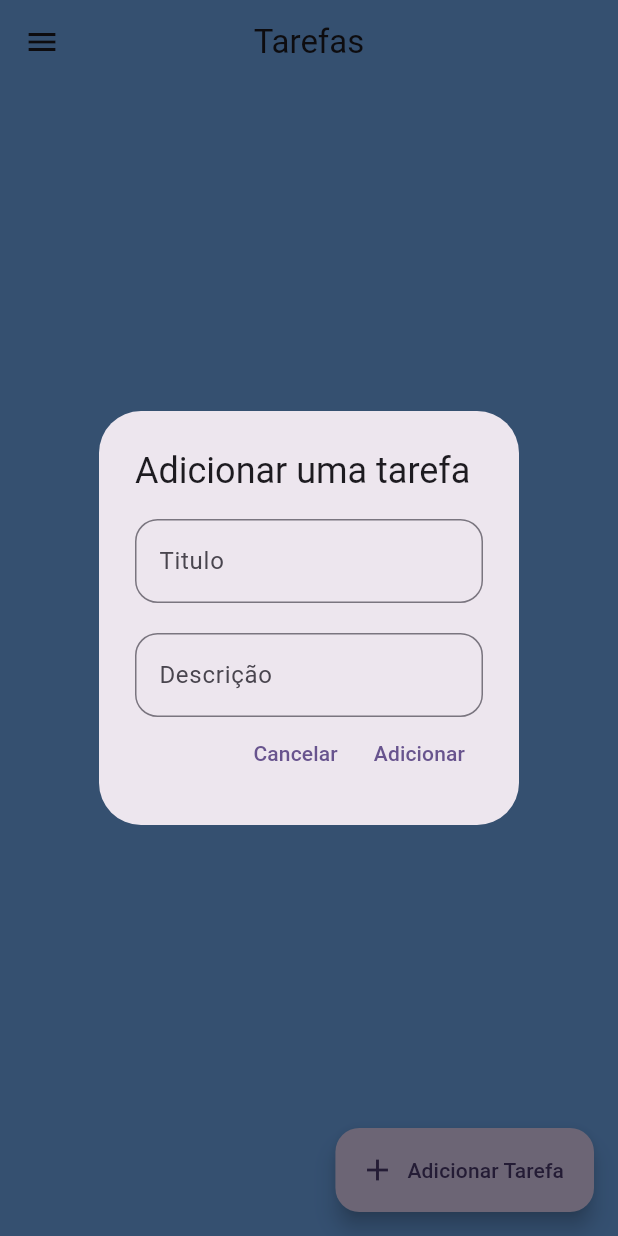
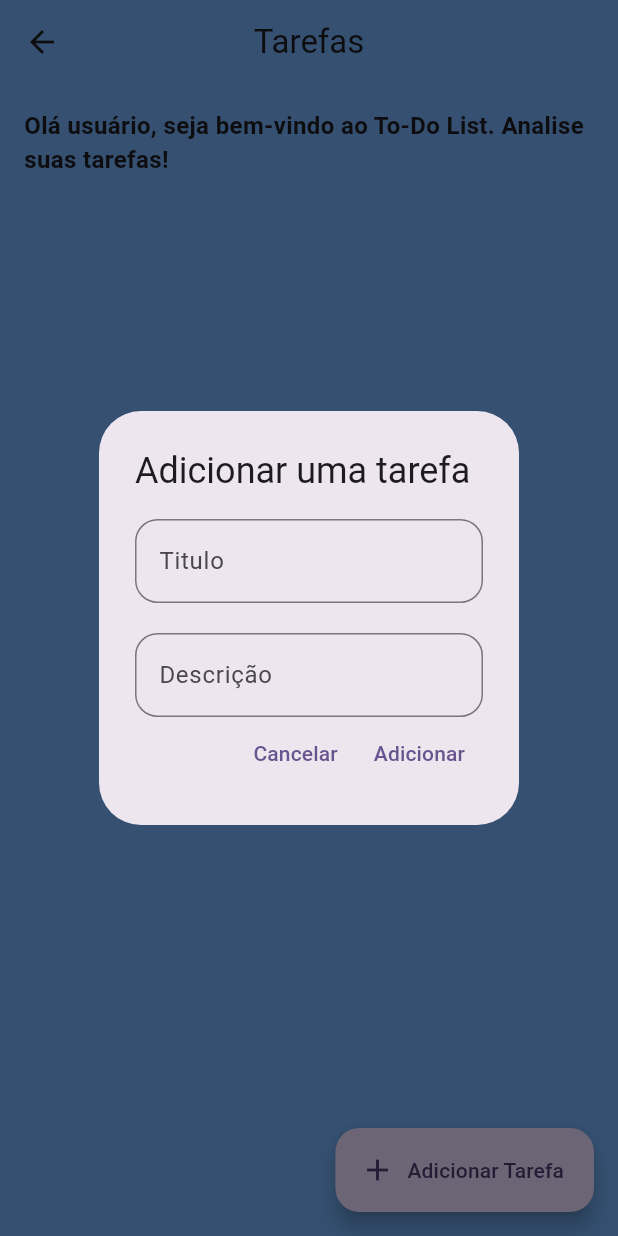
Before and after one commit to Zorzan99/to_do_list_bloc, a Flutter app: the HomePage screen opened by its route, after a tap on "Adicionar Tarefa", on a phone screen of 412 x 824 dp. Run offline on Flutter 3.47's test engine with Material 3 defaults, Android fonts, the phone set to English and light mode, and no system bars; our stand-ins replace bloc, cloud_firestore, firebase_auth, firebase_core, flutter_bloc; missing offline and left inert: validatorless; accounts and stored records are empty.

Commit message:
Refactor: Refatoracao de partes do codigo

```diff
--- a/lib/pages/home/home_page.dart
+++ b/lib/pages/home/home_page.dart
@@ -4,9 +4,7 @@ import 'package:flutter_bloc/flutter_bloc.dart';
 import 'package:to_do_list_bloc/pages/home/home_cubit.dart';
 import 'package:to_do_list_bloc/pages/home/home_state.dart';
 import 'package:to_do_list_bloc/pages/home/widgets/float_button_home.dart';
-import 'package:to_do_list_bloc/pages/home/widgets/home_drawer.dart';
 import 'package:to_do_list_bloc/pages/home/widgets/todo_list.dart';
-import 'package:to_do_list_bloc/routes/routes.dart';
 
 class HomePage extends StatefulWidget {
   const HomePage({Key? key}) : super(key: key);
@@ -30,20 +28,22 @@ class _HomePageState extends State<HomePage> {
   Widget build(BuildContext context) {
     return Scaffold(
       backgroundColor: const Color(0XFF73AEF5),
-      drawer: HomeDrawer(
-        title: 'Bem-vindo, ${_auth.currentUser!.displayName}',
-        perfilTitle: 'Meu perfil',
-        exitTitle: "Sair",
-        onTapPerfil: () {},
-        onPressedExit: () => Navigator.of(context)
-            .pushNamedAndRemoveUntil(Routes.loginRoute, (route) => false),
-      ),
       appBar: AppBar(
         backgroundColor: Colors.transparent,
         centerTitle: true,
         title: const Text('Tarefas'),
       ),
-      body: BlocConsumer<HomeCubit, HomeState>(
+      body: Column(
+        crossAxisAlignment: CrossAxisAlignment.center,
+        children: [
+          const Padding(
+            padding: EdgeInsets.all(16.0),
+            child: Text(
+              'Olá usuário, seja bem-vindo ao To-Do List. Analise suas tarefas!',
+              style: TextStyle(fontSize: 16.0, fontWeight: FontWeight.bold),
+            ),
+          ),
+          BlocConsumer<HomeCubit, HomeState>(
             listener: (context, state) {
               if (state is EditHome) {
                 ScaffoldMessenger.of(context).showSnackBar(
@@ -62,7 +62,7 @@ class _HomePageState extends State<HomePage> {
                     content: Column(
                       mainAxisSize: MainAxisSize.min,
                       children: [
-                    Text('Tarefa excluida com sucesso'),
+                        Text('Tarefa excluída com sucesso'),
                       ],
                     ),
                     backgroundColor: Colors.redAccent,
@@ -72,13 +72,17 @@ class _HomePageState extends State<HomePage> {
             },
             builder: (context, state) {
               if (state is LoadingHome) {
-            return const Center(
+                return const Expanded(
+                  child: Center(
                     child: CircularProgressIndicator(),
+                  ),
                 );
               } else if (state is LoadedHome) {
                 if (state.tasks.isEmpty) {
-              return const Center(
+                  return const Expanded(
+                    child: Center(
                       child: Text('Lista de tarefas vazia'),
+                    ),
                   );
                 } else {
                   return TodoList(tasks: state.tasks);
@@ -88,8 +92,10 @@ class _HomePageState extends State<HomePage> {
                   child: Text('Erro: ${state.message}'),
                 );
               } else if (state is DeleteHome && state.taskAtt.isEmpty) {
-            return const Center(
+                return const Expanded(
+                  child: Center(
                     child: Text('Lista de tarefas vazia'),
+                  ),
                 );
               } else if (state is DeleteHome) {
                 return TodoList(tasks: state.taskAtt);
@@ -99,6 +105,8 @@ class _HomePageState extends State<HomePage> {
               return const SizedBox.shrink();
             },
           ),
+        ],
+      ),
       floatingActionButton: const FloatButtonHome(),
     );
   }
--- a/lib/pages/home/widgets/todo_list.dart
+++ b/lib/pages/home/widgets/todo_list.dart
@@ -22,6 +22,7 @@ class TodoList extends StatelessWidget {
     final user = _auth.currentUser;
 
     return ListView.builder(
+      shrinkWrap: true,
       itemCount: tasks.length,
       itemBuilder: (context, index) {
         return TodoItem(
--- a/lib/repositories/register/register_repository.dart
+++ b/lib/repositories/register/register_repository.dart
@@ -1,5 +1,3 @@
-import 'dart:typed_data';
-
 import 'package:firebase_auth/firebase_auth.dart';
 
 abstract interface class RegisterRepository {
@@ -7,6 +5,5 @@ abstract interface class RegisterRepository {
     String email,
     String password,
     String displayName,
-    Uint8List file,
   );
 }
--- a/pubspec.yaml
+++ b/pubspec.yaml
@@ -42,8 +42,7 @@ dependencies:
   provider: ^6.1.1
   validatorless: ^1.2.2
   cloud_firestore: ^4.13.6
-  firebase_storage: ^11.5.6
-  image_picker: ^1.0.5
+
 
 dev_dependencies:
   flutter_test:
```
Also changed, not shown: lib/pages/home/widgets/home_drawer.dart (deleted, +0 -49 lines), lib/pages/register/register_cubit.dart (+5 -44 lines), lib/pages/register/register_page.dart (+2 -36 lines), lib/repositories/register/register_repository_impl.dart (+1 -20 lines), pubspec.lock. Lines whose indentation alone changed are shown as unchanged.
